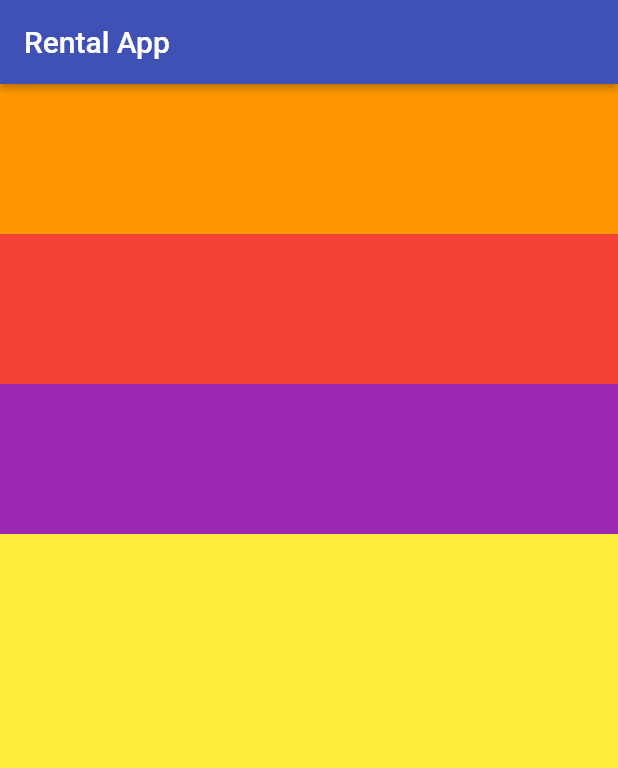
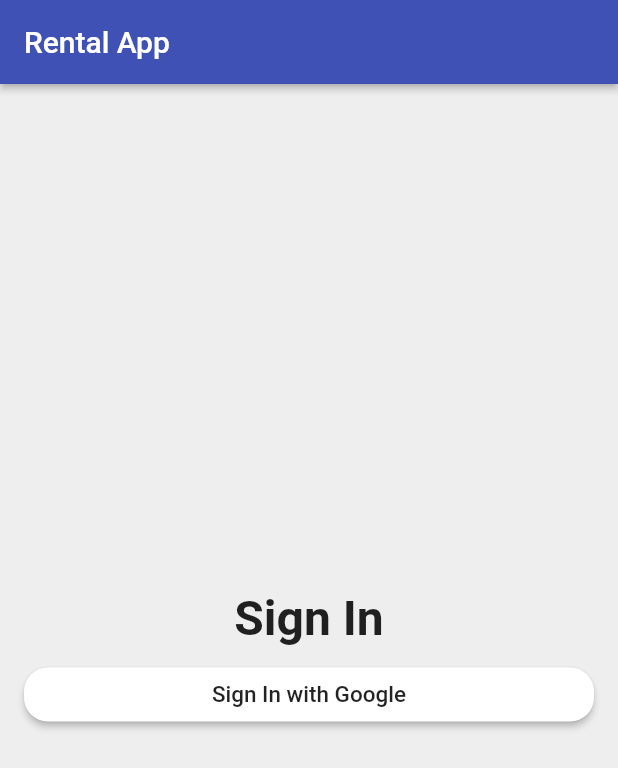
Before and after one commit to andreisas06/rentalapp, a Flutter app: the screen it shows after launch, on a phone screen of 412 x 824 dp. Shown: the top 768 px of the screen. Run offline on Flutter 3.47's test engine with Material 2 defaults, Android fonts, the phone set to English and light mode, and no system bars.

Commit message:
creating custom button

```diff
--- a/lib/app/sign_in/sign_in_page.dart
+++ b/lib/app/sign_in/sign_in_page.dart
@@ -8,32 +8,41 @@ class SignInPage extends StatelessWidget {
         title: Text('Rental App'),
         elevation: 2,
       ),
-        body: _buildContent());
+      body: _buildContent(),
+      backgroundColor: Colors.grey[200],
+    );
   }
 
   Widget _buildContent() {
-    return Container(
-      color: Colors.yellow,
+    return Padding(
+      padding: EdgeInsets.all(16.0),
       child: Column(
+        mainAxisAlignment: MainAxisAlignment.center,
         crossAxisAlignment: CrossAxisAlignment.stretch,
         children: [
-          Container(
-            color: Colors.orange,
-            child: SizedBox(
-              height: 100,
+          Text(
+            'Sign In',
+            textAlign: TextAlign.center,
+            style: TextStyle(fontSize: 32, fontWeight: FontWeight.w600),
+          ),
+          SizedBox(
+            height: 8,
+          ),
+          RaisedButton(
+            child: Text(
+              'Sign In with Google',
+              style: TextStyle(
+                color: Colors.black87,
+                fontSize: 15,
               ),
             ),
-          Container(
-            color: Colors.red,
-            child: SizedBox(
-              height: 100,
+            color: Colors.white,
+            shape: RoundedRectangleBorder(
+              borderRadius: BorderRadius.all(
+                Radius.circular(16.0),
               ),
             ),
-          Container(
-            color: Colors.purple,
-            child: SizedBox(
-              height: 100,
-            ),
+            onPressed: () {},
           ),
         ],
       ),
```
Also changed, not shown: lib/common_widgets/custom_raised_button.dart (added). Lines whose indentation alone changed are shown as unchanged.
